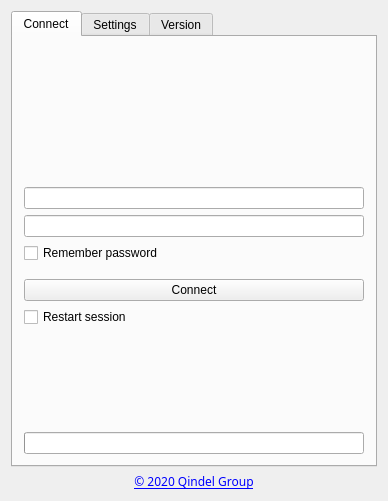
Qt form qtclient/gui/mainwindow.ui (theqvd/qvd-client-qt) before a commit.
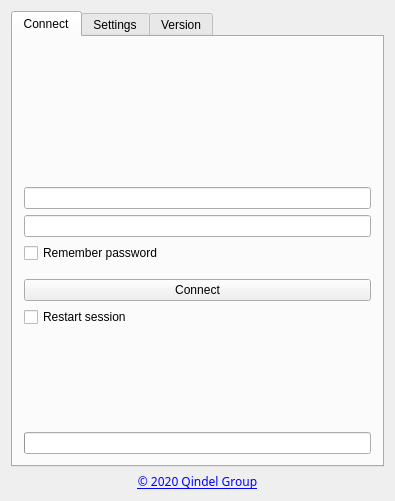
The same form after that commit. Icons and pictures are not drawn.

Commit message:
Fix compatibility with Qt 5.11
Fixes raspberry pi builds

Patch:
```diff
--- a/qtclient/gui/mainwindow.ui
+++ b/qtclient/gui/mainwindow.ui
@@ -6,7 +6,7 @@
    <rect>
     <x>0</x>
     <y>0</y>
-    <width>370</width>
+    <width>395</width>
     <height>501</height>
    </rect>
   </property>
```
The commit also changes 2 other files.
